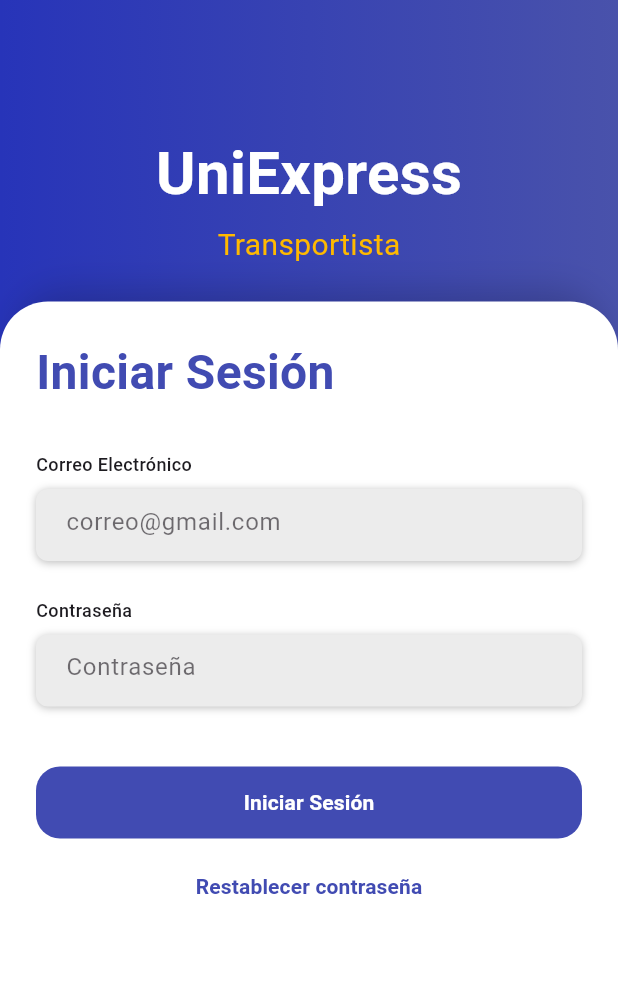
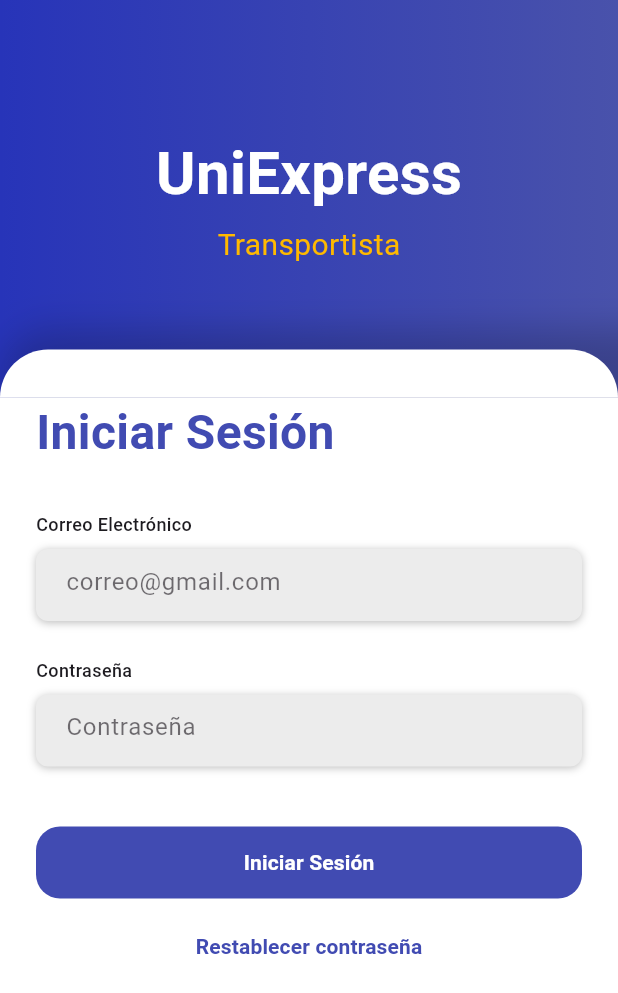
Before and after one commit to Marielsy/uniexpress, a Flutter app: the screen it shows after launch, on a phone screen of 412 x 824 dp. Shown: the top 993 px of the screen. Run offline on Flutter 3.47's test engine with Material 3 defaults, Android fonts, the phone set to English and light mode, and no system bars.

Commit message:
se arregla scroll y sombra del container superior

```diff
--- a/lib/login/login_screen.dart
+++ b/lib/login/login_screen.dart
@@ -71,31 +71,31 @@ class _ContentView extends StatelessWidget {
       ),
       boxShadow: const [
         BoxShadow(
-          offset: Offset(0, -16),
+          offset: Offset(30, 16),
           color: Color.fromRGBO(14, 16, 40, 0.25),
-          // color: Colors.red,
-          spreadRadius: -10,
+          spreadRadius: 29,
           blurRadius: 20,
         )
       ],
     );
 
     return SingleChildScrollView(
-      physics: const ClampingScrollPhysics(),
       child: Padding(
-        padding: EdgeInsets.only(top: headerHeight - (borderRadius * 2)),
+        padding: EdgeInsets.only(top: headerHeight - (borderRadius)),
         child: Column(
           children: [
             Container(
+              height: borderRadius,
+              decoration: boxDecoration,
+            ),
+            Container(
               width: double.infinity,
-              height: 420,
-              decoration: boxDecoration,
+              color: Colors.white,
               child: Padding(
                 padding: const EdgeInsets.symmetric(horizontal: 24),
                 child: Column(
                   crossAxisAlignment: CrossAxisAlignment.start,
                   children: [
-                    const SizedBox(height: 24),
                     const Text(
                       'Iniciar Sesión',
                       style: TextStyle(
```
